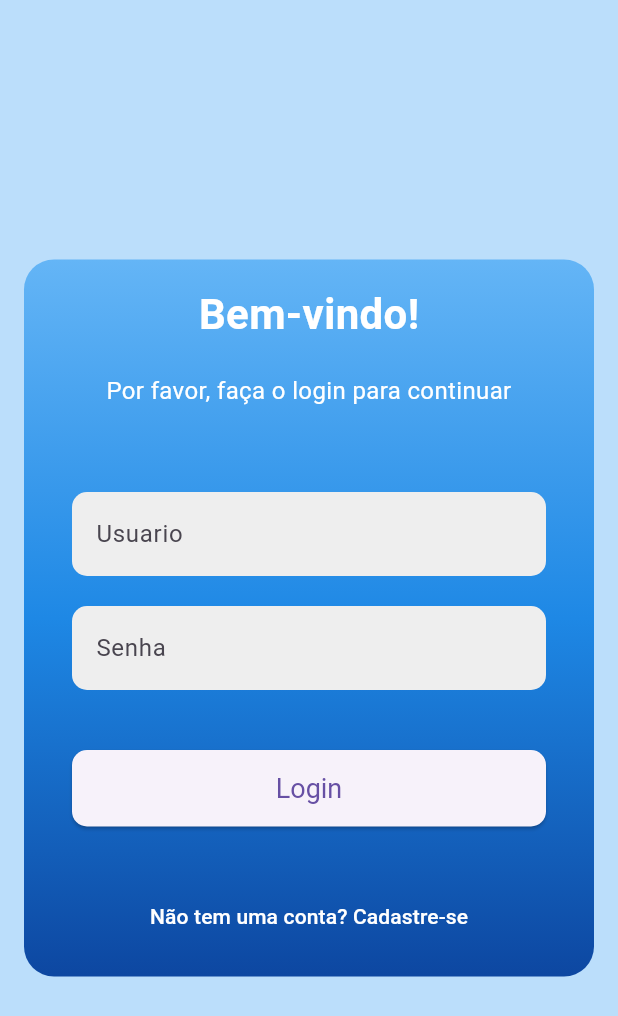
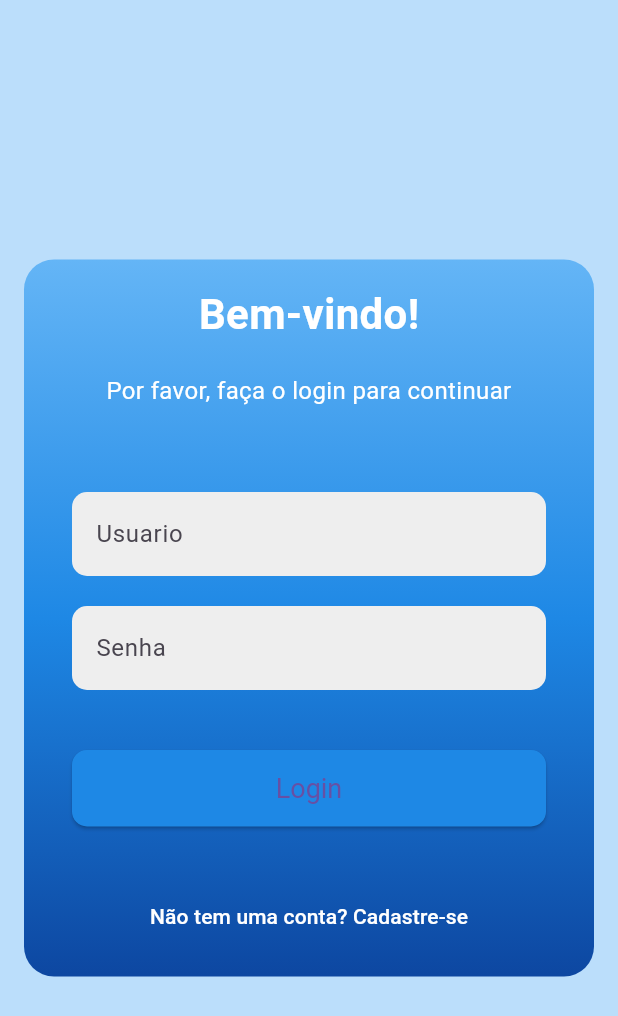
Before and after one commit to MelvimRafael/app-contas-compartilhadas, a Flutter app: the screen it shows after launch, on a phone screen of 412 x 824 dp. Shown: the top 1016 px of the screen. Run offline on Flutter 3.47's test engine with Material 3 defaults, Android fonts, the phone set to English and light mode, and no system bars; our stand-ins replace awesome_dialog, device_preview, fl_chart, flutter_secure_storage, shared_preferences.

Commit message:
Add files via upload

```diff
--- a/lib/main.dart
+++ b/lib/main.dart
@@ -3,18 +3,20 @@ import 'package:contas/screens/login_screen.dart';
 import 'package:device_preview/device_preview.dart';
 import 'package:flutter/material.dart';
 import 'package:flutter_secure_storage/flutter_secure_storage.dart';
-// Certifique-se de que o caminho está correto
+import 'package:http/http.dart' as http;
+import 'dart:convert';
+import 'package:awesome_dialog/awesome_dialog.dart';
 
 Future<bool> isAuthenticated() async {
   final storage = FlutterSecureStorage();
   final token = await storage.read(key: 'token');
-  return token != null; // Retorna verdadeiro se o token estiver presente
+  return token != null;
 }
 
 void main() {
   runApp(DevicePreview(
-    enabled: true, // Habilita o Device Preview
-    builder: (context) => MyApp(), // Constrói o aplicativo
+    enabled: true,
+    builder: (context) => MyApp(),
   ));
 }
 
@@ -25,6 +27,29 @@ class MyApp extends StatelessWidget {
       title: 'Contas Compartilhadas',
       theme: ThemeData(
         primarySwatch: Colors.blue,
+        textTheme: TextTheme(
+          displayLarge: TextStyle(fontSize: 72.0, fontWeight: FontWeight.bold, color: Colors.blue.shade900),
+          titleLarge: TextStyle(fontSize: 36.0, fontStyle: FontStyle.italic, color: Colors.blue.shade700),
+          bodyMedium: TextStyle(fontSize: 14.0, color: Colors.blue.shade600),
+        ),
+        inputDecorationTheme: InputDecorationTheme(
+          filled: true,
+          fillColor: Colors.grey.shade200,
+          border: OutlineInputBorder(
+            borderRadius: BorderRadius.circular(10),
+            borderSide: BorderSide.none,
+          ),
+        ),
+        elevatedButtonTheme: ElevatedButtonThemeData(
+          style: ElevatedButton.styleFrom(
+            backgroundColor: Colors.blue.shade600,
+            padding: EdgeInsets.symmetric(vertical: 15),
+            textStyle: TextStyle(fontSize: 18),
+            shape: RoundedRectangleBorder(
+              borderRadius: BorderRadius.circular(10),
+            ),
+          ),
+        ),
       ),
       home: AuthCheck(),
     );
@@ -42,9 +67,9 @@ class AuthCheck extends StatelessWidget {
             body: Center(child: CircularProgressIndicator()),
           );
         } else if (snapshot.hasData && snapshot.data == true) {
-          return DashboardScreen(); // Usuário autenticado
+          return DashboardScreen();
         } else {
-          return LoginScreen(); // Usuário não autenticado
+          return LoginScreen();
         }
       },
     );
```
Also changed, not shown: lib/base_service.dart (line endings or trailing spaces), lib/usuario_service.dart (line endings or trailing spaces).
